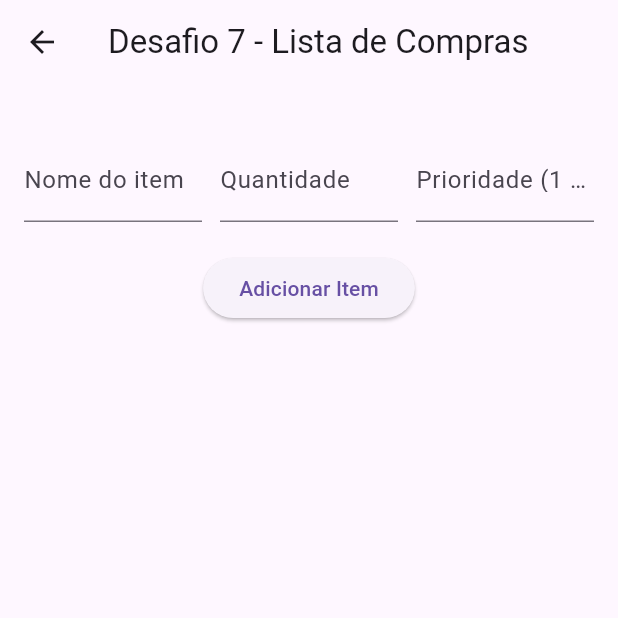
After one commit to Mathprimus/app_estudo_flutter, a Flutter app: the Desafio7_prof screen opened directly, on a phone screen of 412 x 824 dp, the top half of it. The commit adds this screen. Run offline on Flutter 3.47's test engine with Material 3 defaults, Android fonts, the phone set to English and light mode, and no system bars.

Commit message:
desafio 7

```diff
--- /dev/null
+++ b/lib/screens/desafios/numeros/desafio7.dart
@@ -0,0 +1,171 @@
+import 'package:flutter/material.dart';
+
+class RegistrarItem {
+  final String nome;
+  final int quantidade;
+  final int prioridade;
+  bool comprado;
+
+  RegistrarItem(
+      {required this.nome,
+      required this.quantidade,
+      required this.prioridade,
+      this.comprado = false});
+}
+
+class Desafio7 extends StatefulWidget {
+  const Desafio7({super.key});
+
+  @override
+  State<Desafio7> createState() => _Desafio7State();
+}
+
+class _Desafio7State extends State<Desafio7> {
+  TextEditingController nomeItem = TextEditingController();
+  TextEditingController quantidadeItem = TextEditingController();
+  TextEditingController priotidadeItem = TextEditingController();
+
+  List<RegistrarItem> itens = [];
+
+  void registrarItem() {
+    final nome = nomeItem.text.trim();
+    final quantidade = quantidadeItem.text.trim();
+    final prioridade = priotidadeItem.text.trim();
+
+    if (nome.isEmpty) {
+      ScaffoldMessenger.of(context).showSnackBar(SnackBar(
+        content: Text("Coloque um nome no item"),
+        backgroundColor: Colors.red,
+        duration: Duration(seconds: 1),
+      ));
+      return;
+    }
+
+    if (quantidade.isEmpty || prioridade.isEmpty) {
+      ScaffoldMessenger.of(context).showSnackBar(SnackBar(
+        content: Text("Coloque os valores necessarios"),
+        backgroundColor: Colors.red,
+        duration: Duration(seconds: 1),
+      ));
+      return;
+    }
+
+    ScaffoldMessenger.of(context).showSnackBar(SnackBar(
+      content: Text("Item criado com sucesso"),
+      backgroundColor: Colors.green,
+      duration: Duration(seconds: 5),
+    ));
+
+    setState(() {
+      itens.add(RegistrarItem(
+          nome: nome,
+          quantidade: int.parse(quantidade),
+          prioridade: int.parse(prioridade)));
+    });
+  }
+
+  void excluirItem(int index) {
+    setState(() {
+      itens.removeAt(index);
+    });
+  }
+
+  @override
+  Widget build(BuildContext context) {
+    return Scaffold(
+      appBar: AppBar(
+        title: Text("Desafio 7"),
+      ),
+      body: SingleChildScrollView(
+        child: Center(
+          child: Padding(
+            padding: const EdgeInsets.all(8.0),
+            child: Column(
+              children: [
+                SizedBox(height: 100),
+                Row(
+                  children: [
+                    Expanded(
+                        child: TextField(
+                      controller: nomeItem,
+                      decoration: InputDecoration(labelText: "Nome do Item"),
+                    )),
+                    SizedBox(width: 20),
+                    Expanded(
+                        child: TextField(
+                      controller: quantidadeItem,
+                      decoration: InputDecoration(labelText: "Quantidade"),
+                    )),
+                    SizedBox(width: 20),
+                    Expanded(
+                      child: TextField(
+                        controller: priotidadeItem,
+                        decoration:
+                            InputDecoration(labelText: "prioridade do item"),
+                      ),
+                    )
+                  ],
+                ),
+                SizedBox(height: 20),
+                ElevatedButton(
+                    onPressed: registrarItem, child: Text("Salvar item")),
+                SizedBox(height: 20),
+                ListView.builder(
+                  shrinkWrap: true,
+                  physics: NeverScrollableScrollPhysics(),
+                  itemCount: itens.length,
+                  itemBuilder: (context, index) {
+                    final item = itens[index];
+                    Color corPrioridade;
+                    if (item.prioridade == 1) {
+                      corPrioridade = Colors.blue;
+                    } else if (item.prioridade == 2) {
+                      corPrioridade = Colors.yellow;
+                    } else {
+                      corPrioridade = Colors.red;
+                    }
+                    return Card(
+                        color: corPrioridade,
+                        margin: EdgeInsets.symmetric(vertical: 8),
+                        child: Padding(
+                            padding: const EdgeInsets.all(12),
+                            child: Column(
+                                crossAxisAlignment: CrossAxisAlignment.start,
+                                children: [
+                                  Row(
+                                    children: [
+                                      Text(
+                                          "${item.nome}, Quantidade: ${item.quantidade}, Prioridade: ${item.prioridade}")
+                                    ],
+                                  ),
+                                  Checkbox(
+                                      value: item.comprado,
+                                      onChanged: (newValue) {
+                                        setState(() {
+                                          item.comprado = newValue!;
+                                          corPrioridade = Colors.white;
+                                        });
+                                      }),
+                                  IconButton(
+                                      onPressed: () {
+                                        excluirItem(index);
+                                        ScaffoldMessenger.of(context)
+                                            .showSnackBar(SnackBar(
+                                          content:
+                                              Text("Item excluido com sucesso"),
+                                          backgroundColor: Colors.red,
+                                          duration: Duration(seconds: 4),
+                                        ));
+                                      },
+                                      icon: Icon(Icons.delete))
+                                ])));
+                  },
+                )
+              ],
+            ),
+          ),
+        ),
+      ),
+    );
+  }
+}
--- /dev/null
+++ b/lib/screens/desafios/numeros/desafio7_prof.dart
@@ -0,0 +1,197 @@
+import 'package:flutter/material.dart';
+
+class RegistrarItem {
+  final String nome;
+  final int quantidade;
+  final int prioridade;
+  bool comprado;
+
+  RegistrarItem({
+    required this.nome,
+    required this.quantidade,
+    required this.prioridade,
+    this.comprado = false,
+  });
+}
+
+class Desafio7_prof extends StatefulWidget {
+  const Desafio7_prof({super.key});
+
+  @override
+  State<Desafio7_prof> createState() => _Desafio7_profState();
+}
+
+class _Desafio7_profState extends State<Desafio7_prof> {
+  final TextEditingController nomeItem = TextEditingController();
+  final TextEditingController quantidadeItem = TextEditingController();
+  final TextEditingController prioridadeItem = TextEditingController();
+
+  final List<RegistrarItem> itens = [];
+
+  void registrarItem() {
+    final nome = nomeItem.text.trim();
+    final quantidade = int.tryParse(quantidadeItem.text.trim());
+    final prioridade = int.tryParse(prioridadeItem.text.trim());
+
+    if (nome.isEmpty || quantidade == null || prioridade == null) {
+      ScaffoldMessenger.of(context).showSnackBar(
+        SnackBar(
+          content: Text("Preencha todos os campos corretamente."),
+          backgroundColor: Colors.red,
+          duration: Duration(seconds: 2),
+        ),
+      );
+      return;
+    }
+
+    setState(() {
+      itens.add(RegistrarItem(
+        nome: nome,
+        quantidade: quantidade,
+        prioridade: prioridade,
+      ));
+      nomeItem.clear();
+      quantidadeItem.clear();
+      prioridadeItem.clear();
+    });
+
+    ScaffoldMessenger.of(context).showSnackBar(
+      SnackBar(
+        content: Text("Item adicionado com sucesso!"),
+        backgroundColor: Colors.green,
+        duration: Duration(seconds: 2),
+      ),
+    );
+  }
+
+  void excluirItem(int index) {
+    final nome = itens[index].nome;
+    setState(() {
+      itens.removeAt(index);
+    });
+
+    ScaffoldMessenger.of(context).showSnackBar(
+      SnackBar(
+        content: Text("Item '$nome' excluído com sucesso."),
+        backgroundColor: Colors.red,
+        duration: Duration(seconds: 2),
+      ),
+    );
+  }
+
+  @override
+  Widget build(BuildContext context) {
+    return Scaffold(
+      appBar: AppBar(
+        title: Text("Desafio 7 - Lista de Compras"),
+        centerTitle: true,
+      ),
+      body: SingleChildScrollView(
+        child: Padding(
+          padding: const EdgeInsets.all(16),
+          child: Column(
+            children: [
+              SizedBox(height: 20),
+              Row(
+                children: [
+                  Expanded(
+                    child: TextField(
+                      controller: nomeItem,
+                      decoration: InputDecoration(labelText: "Nome do item"),
+                    ),
+                  ),
+                  SizedBox(width: 12),
+                  Expanded(
+                    child: TextField(
+                      controller: quantidadeItem,
+                      decoration: InputDecoration(labelText: "Quantidade"),
+                      keyboardType: TextInputType.number,
+                    ),
+                  ),
+                  SizedBox(width: 12),
+                  Expanded(
+                    child: TextField(
+                      controller: prioridadeItem,
+                      decoration:
+                          InputDecoration(labelText: "Prioridade (1 a 3)"),
+                      keyboardType: TextInputType.number,
+                    ),
+                  ),
+                ],
+              ),
+              SizedBox(height: 20),
+              ElevatedButton(
+                onPressed: registrarItem,
+                child: Text("Adicionar Item"),
+              ),
+              SizedBox(height: 30),
+              ListView.builder(
+                shrinkWrap: true,
+                physics: NeverScrollableScrollPhysics(),
+                itemCount: itens.length,
+                itemBuilder: (context, index) {
+                  final item = itens[index];
+
+                  Color corCard;
+                  if (item.comprado) {
+                    corCard = Colors.grey.shade400;
+                  } else if (item.prioridade == 1) {
+                    corCard = Colors.blue.shade200;
+                  } else if (item.prioridade == 2) {
+                    corCard = Colors.yellow.shade200;
+                  } else {
+                    corCard = Colors.red.shade200;
+                  }
+
+                  return Card(
+                    color: corCard,
+                    margin: EdgeInsets.symmetric(vertical: 8),
+                    child: Padding(
+                      padding: const EdgeInsets.all(12),
+                      child: Column(
+                        crossAxisAlignment: CrossAxisAlignment.start,
+                        children: [
+                          Text(
+                            "${item.nome} | Quantidade: ${item.quantidade} | Prioridade: ${item.prioridade}",
+                            style: TextStyle(
+                              fontWeight: FontWeight.bold,
+                              decoration: item.comprado
+                                  ? TextDecoration.lineThrough
+                                  : null,
+                            ),
+                          ),
+                          Row(
+                            mainAxisAlignment: MainAxisAlignment.spaceBetween,
+                            children: [
+                              Row(
+                                children: [
+                                  Checkbox(
+                                    value: item.comprado,
+                                    onChanged: (newValue) {
+                                      setState(() {
+                                        item.comprado = newValue!;
+                                      });
+                                    },
+                                  ),
+                                  Text("Comprado"),
+                                ],
+                              ),
+                              IconButton(
+                                onPressed: () => excluirItem(index),
+                                icon: Icon(Icons.delete, color: Colors.red),
+                              )
+                            ],
+                          ),
+                        ],
+                      ),
+                    ),
+                  );
+                },
+              ),
+            ],
+          ),
+        ),
+      ),
+    );
+  }
+}
```
Also changed, not shown: lib/screens/desafios/desafios_sreen.dart (+15 -0 lines).
